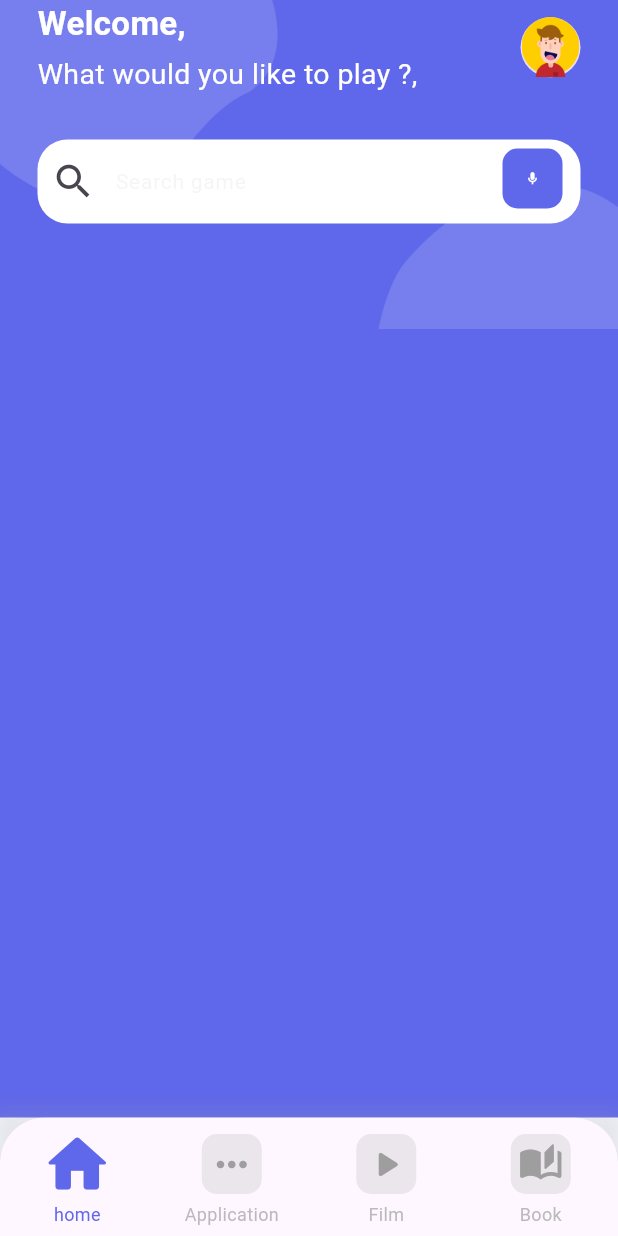
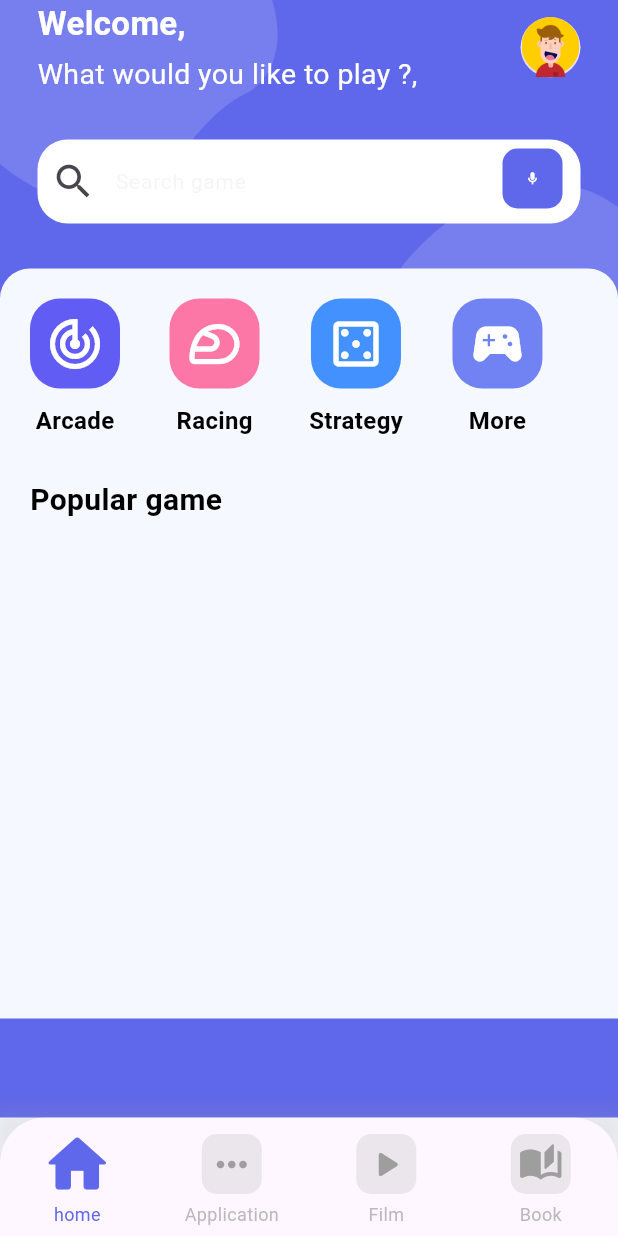
Before and after one commit to Jary-0umaima/gameStore, a Flutter app: the screen it shows after launch, on a phone screen of 412 x 824 dp. Run offline on Flutter 3.47's test engine with Material 3 defaults, Android fonts, the phone set to English and light mode, and no system bars.

Commit message:
adding the categories listView

```diff
--- a/lib/pages/home/home.dart
+++ b/lib/pages/home/home.dart
@@ -1,4 +1,5 @@
 import 'package:flutter/material.dart';
+import 'package:game_store/pages/home/widgets/category.dart';
 import 'package:game_store/pages/home/widgets/header.dart';
 import 'package:game_store/pages/home/widgets/search.dart';
 
@@ -37,7 +38,7 @@ class HomePage extends StatelessWidget {
               children: [
                 const HeaderSection(),
                 const SearchSection(),
-                //CategorySection(),
+                CategorySection(),
               ],
             )
           ],
--- /dev/null
+++ b/lib/pages/home/widgets/category.dart
@@ -0,0 +1,94 @@
+import 'package:flutter/material.dart';
+
+
+class CategorySection extends StatelessWidget {
+  CategorySection({super.key});
+
+  final categories = [
+    {
+      'icon': Icons.track_changes_outlined,
+      'color': const Color(0xFF605CF4),
+      'title': 'Arcade',
+    },
+    {
+      'icon': Icons.sports_motorsports_outlined,
+      'color': const Color(0xFFFC77A6),
+      'title': 'Racing',
+    },
+    {
+      'icon': Icons.casino_outlined,
+      'color': const Color(0xFF4391FF),
+      'title': 'Strategy',
+    },
+    {
+      'icon': Icons.sports_esports,
+      'color': const Color(0xFF7182f2),
+      'title': 'More',
+    },
+  ];
+
+  @override
+  Widget build(BuildContext context) {
+    return Container(
+      height: 500,
+      decoration: BoxDecoration(
+        color: Color(0xFFF6F8FF),
+        borderRadius: BorderRadius.only(
+          topLeft: Radius.circular(20),
+          topRight: Radius.circular(20),
+        ),
+      ),
+      child: Column(
+        crossAxisAlignment: CrossAxisAlignment.start,
+        children: [
+          SizedBox(
+            height: 140,
+            child: ListView.separated(
+              padding: EdgeInsets.all(20),
+              scrollDirection: Axis.horizontal,
+              itemBuilder: ((context, index) => Column(
+                children: [
+                  const SizedBox(width: 25,),
+                  Container(
+                    padding: const EdgeInsets.all(10),
+                    decoration: BoxDecoration(
+                      borderRadius: BorderRadius.circular(20),
+                      color: categories[index]['color'] as Color,
+                    ),
+                    child: Icon(
+                      categories[index]['icon'] as IconData,
+                      color: Colors.white,
+                      size: 40,
+                      ),
+                  ),
+                  const SizedBox(height: 10,),
+                  Text(
+                    categories[index]['title'] as String,
+                    style: TextStyle(
+                      color: Colors.black,
+                      fontWeight: FontWeight.bold,
+                      fontSize: 16
+                    ),
+                    )
+                ],
+              )),
+              separatorBuilder: ((context, index) => SizedBox(width: 33,)),
+              itemCount: categories.length
+              ),
+          ),
+          Container(
+            padding: EdgeInsets.symmetric(horizontal: 20),
+            child: Text(
+             'Popular game',
+              style: TextStyle(
+                        color: Colors.black,
+                        fontWeight: FontWeight.bold,
+                        fontSize: 20
+                      ),
+            ),
+          )
+        ],
+      ),
+    );
+  }
+}
```
